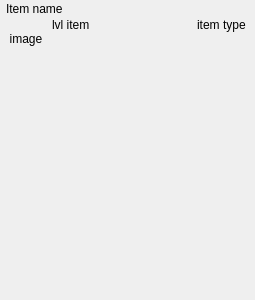
The window that ui/c_item_display.ui (UgVo/Wakfu-Builder) describes before a commit, drawn with Qt 5.
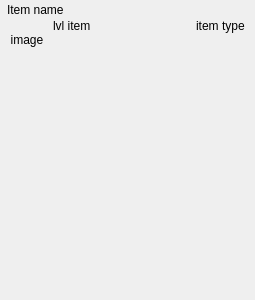
The same window after the commit.

Commit message: Change of border of item_display

The edit to the form file:
```diff
--- a/ui/c_item_display.ui
+++ b/ui/c_item_display.ui
@@ -31,10 +31,22 @@
   <property name="windowTitle">
    <string>Form</string>
   </property>
+  <layout class="QVBoxLayout" name="verticalLayout_7">
+   <property name="leftMargin">
+    <number>1</number>
+   </property>
+   <property name="topMargin">
+    <number>1</number>
+   </property>
+   <property name="rightMargin">
+    <number>1</number>
+   </property>
+   <property name="bottomMargin">
+    <number>1</number>
+   </property>
+   <item>
+    <widget class="QWidget" name="widget" native="true">
   <layout class="QVBoxLayout" name="verticalLayout_2">
-   <property name="spacing">
-    <number>0</number>
-   </property>
    <property name="leftMargin">
     <number>0</number>
    </property>
@@ -304,6 +316,9 @@
          </size>
         </property>
        </spacer>
+         </item>
+        </layout>
+       </widget>
       </item>
      </layout>
     </widget>
```
Lines whose indentation alone changed are shown as unchanged. The commit also changes 2 other files.
